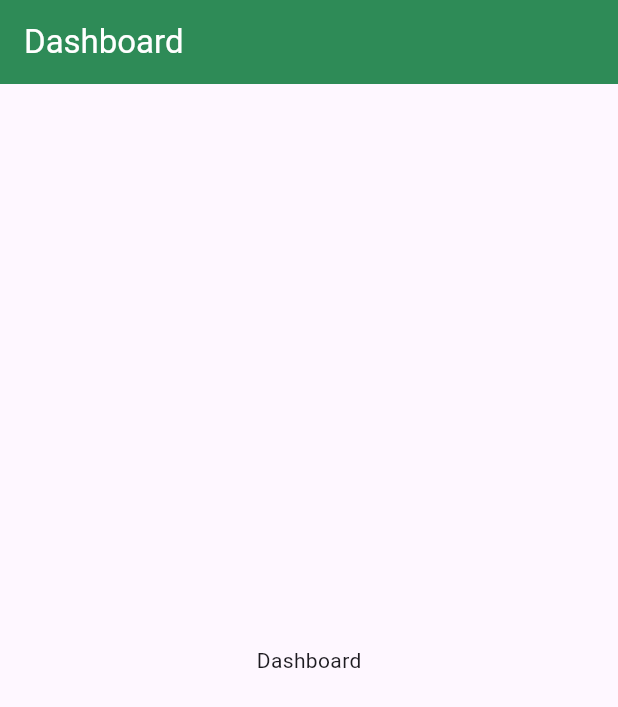
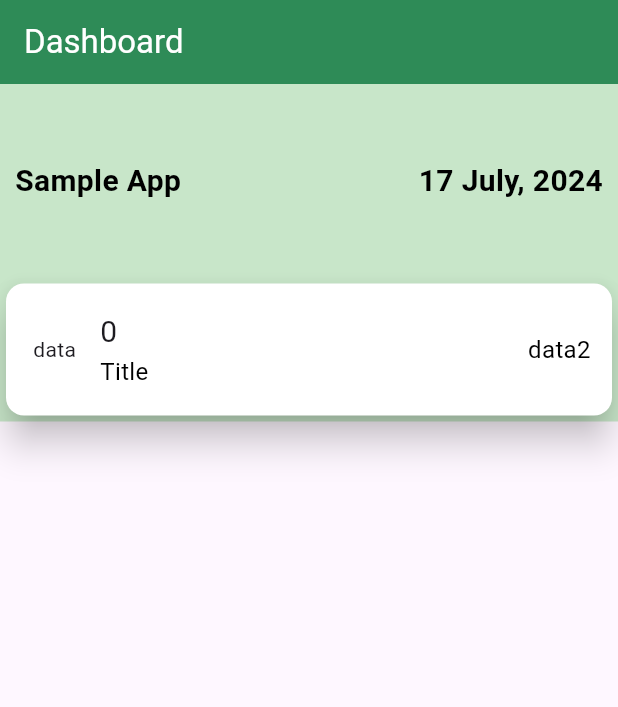
Before and after one commit to firojandev/Flutter-Bloc-Architecture-Sample, a Flutter app: the DashboardPage screen opened by its route, on a phone screen of 412 x 824 dp. Shown: the top 707 px of the screen. Run offline on Flutter 3.47's test engine with Material 3 defaults, Android fonts, the phone set to English and light mode, and no system bars; our stand-ins replace bloc, dio, equatable, flutter_bloc, get_it, go_router; missing offline and left inert: talker_bloc_logger, talker_dio_logger; statements that could not run were skipped.

Commit message:
Dashboard is updated

```diff
--- a/lib/features/dashboard/dashboard_page.dart
+++ b/lib/features/dashboard/dashboard_page.dart
@@ -1,5 +1,7 @@
+import 'package:edcr_sup_flutter/common/utils/my_text_style.dart';
 import 'package:flutter/cupertino.dart';
 import 'package:flutter/material.dart';
+import '../../common/utils/my_colors.dart';
 import '../../common/widgets/custom_app_bar.dart';
 
 //
@@ -19,9 +21,63 @@ class DashboardPage extends StatelessWidget {
 
   @override
   Widget build(BuildContext context) {
-    return const Scaffold(
+    return Scaffold(
       appBar: CustomAppBar(title: "Dashboard"),
-      body: Center(child: Text("Dashboard")),
+      body: SingleChildScrollView(
+        child: Container(
+          decoration: const BoxDecoration(
+            color: MyColors.backgroundLight, // Your background color
+          ),
+          child: const Column(
+            children: [
+              Padding(
+                padding: const EdgeInsets.only(
+                    left: 10, right: 10, bottom: 50, top: 50),
+                child: Row(
+                  children: [
+                    Text(
+                      "Sample App",
+                      style: MyTextStyle.titleStyle,
+                    ),
+                    Spacer(),
+                    Text(
+                      "17 July, 2024",
+                      style: MyTextStyle.titleStyle,
+                    ),
+                  ],
+                ),
+              ),
+              Card(
+                color: Colors.white,
+                elevation: 10,
+                child: Padding(
+                  padding: EdgeInsets.all(10.0),
+                  child: Row(
+                    children: [
+                      Padding(
+                        padding: EdgeInsets.all(8.0),
+                        child: Text("data"),
+                      ),
+                      Padding(
+                        padding: EdgeInsets.all(8.0),
+                        child: Column(
+                          crossAxisAlignment: CrossAxisAlignment.start,
+                          children: [
+                            Text("0",style: TextStyle(fontSize: 20),),
+                            Text("Title",style: MyTextStyle.textStyle,),
+                          ],
+                        ),
+                      ),
+                      Spacer(),
+                      Text("data2 ",style: MyTextStyle.textStyle,),
+                    ],
+                  ),
+                ),
+              ),
+            ],
+          ),
+        ),
+      ),
     );
   }
 }
```
